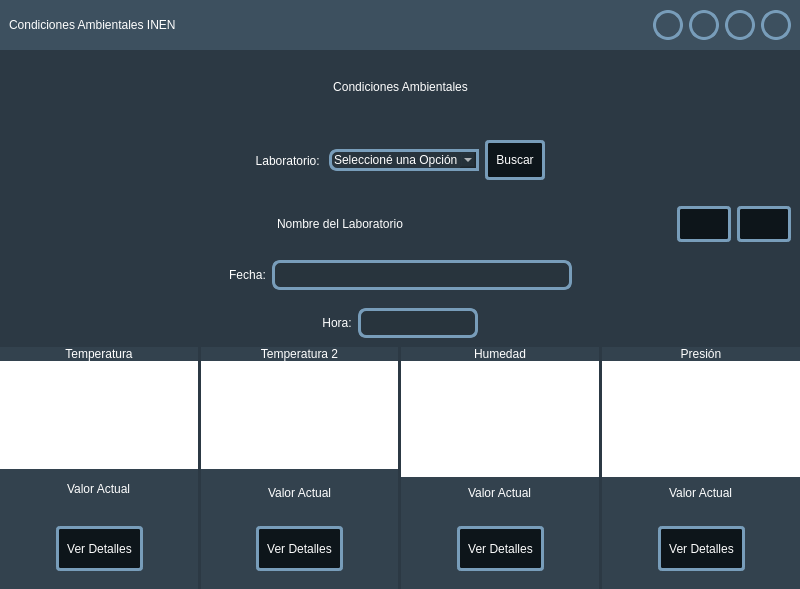
Old version of the form interfazinen2.ui in the repository dario-1/interfazINENg.
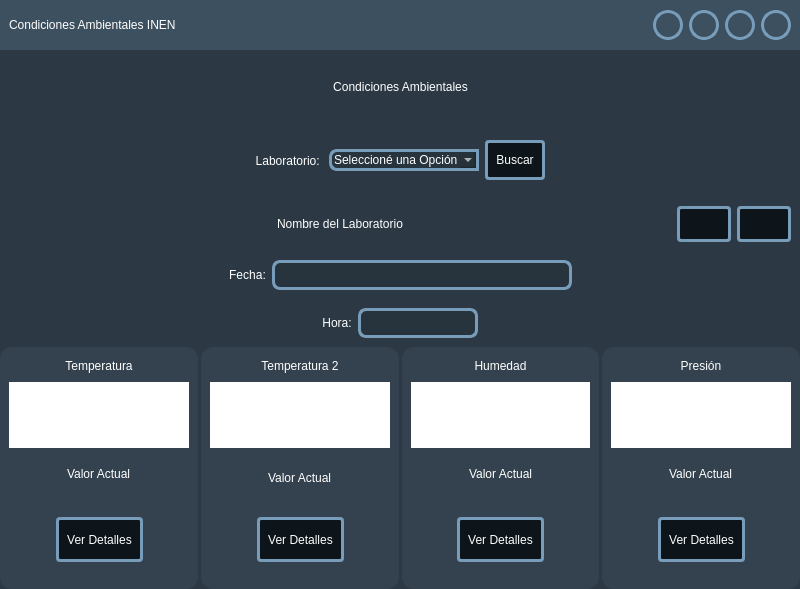
New version of the form. Icons and pictures are not drawn.

```diff
--- a/interfazinen2.ui
+++ b/interfazinen2.ui
@@ -60,7 +60,11 @@
 #gratemperatura1, #gratemperatura2, #grahumedad,#grapresion
 {
 
-background-color: rgba(61, 80, 95, 100)
+background-color: rgba(61, 80, 95, 100);
+border-top-left-radius:12px;
+border-bottom-left-radius:12px;
+border-top-right-radius:12px;
+border-bottom-right-radius:12px
 }
 #bt_minimizar,bt_maximizar,bt_cerrar{
 background-color: rgb(61, 80, 95);
@@ -910,22 +914,7 @@
                   <property name="frameShadow">
                    <enum>QFrame::Raised</enum>
                   </property>
-                  <layout class="QVBoxLayout" name="verticalLayout_10" stretch="1,8,1,1">
-                   <property name="spacing">
-                    <number>0</number>
-                   </property>
-                   <property name="leftMargin">
-                    <number>0</number>
-                   </property>
-                   <property name="topMargin">
-                    <number>0</number>
-                   </property>
-                   <property name="rightMargin">
-                    <number>0</number>
-                   </property>
-                   <property name="bottomMargin">
-                    <number>0</number>
-                   </property>
+                  <layout class="QVBoxLayout" name="verticalLayout_6">
                    <item>
                     <widget class="QLabel" name="label_9">
                      <property name="maximumSize">
@@ -956,14 +945,37 @@
                     </widget>
                    </item>
                    <item>
-                    <layout class="QVBoxLayout" name="t1vst">
-                     <property name="spacing">
-                      <number>0</number>
+                    <widget class="QFrame" name="frame_3">
+                     <property name="styleSheet">
+                      <string notr="true">background-color: rgb(255, 255, 255);</string>
                      </property>
-                     <item>
-                      <widget class="QGraphicsView" name="graphicsView"/>
-                     </item>
-                    </layout>
+                     <property name="frameShape">
+                      <enum>QFrame::StyledPanel</enum>
+                     </property>
+                     <property name="frameShadow">
+                      <enum>QFrame::Raised</enum>
+                     </property>
+                     <layout class="QVBoxLayout" name="verticalLayout_8">
+                      <property name="spacing">
+                       <number>0</number>
+                      </property>
+                      <property name="leftMargin">
+                       <number>0</number>
+                      </property>
+                      <property name="topMargin">
+                       <number>0</number>
+                      </property>
+                      <property name="rightMargin">
+                       <number>0</number>
+                      </property>
+                      <property name="bottomMargin">
+                       <number>0</number>
+                      </property>
+                      <item>
+                       <layout class="QVBoxLayout" name="tempe1"/>
+                      </item>
+                     </layout>
+                    </widget>
                    </item>
                    <item>
                     <widget class="QFrame" name="frame_10">
@@ -1131,22 +1143,7 @@
                   <property name="frameShadow">
                    <enum>QFrame::Raised</enum>
                   </property>
-                  <layout class="QVBoxLayout" name="verticalLayout_11" stretch="1,8,1,1">
-                   <property name="spacing">
-                    <number>0</number>
-                   </property>
-                   <property name="leftMargin">
-                    <number>0</number>
-                   </property>
-                   <property name="topMargin">
-                    <number>0</number>
-                   </property>
-                   <property name="rightMargin">
-                    <number>0</number>
-                   </property>
-                   <property name="bottomMargin">
-                    <number>0</number>
-                   </property>
+                  <layout class="QVBoxLayout" name="verticalLayout_9">
                    <item>
                     <widget class="QLabel" name="label_10">
                      <property name="maximumSize">
@@ -1177,14 +1174,37 @@
                     </widget>
                    </item>
                    <item>
-                    <layout class="QVBoxLayout" name="t2vst">
-                     <property name="spacing">
-                      <number>0</number>
+                    <widget class="QFrame" name="frame_18">
+                     <property name="styleSheet">
+                      <string notr="true">background-color: rgb(255, 255, 255);</string>
                      </property>
-                     <item>
-                      <widget class="QGraphicsView" name="graphicsView_2"/>
-                     </item>
-                    </layout>
+                     <property name="frameShape">
+                      <enum>QFrame::StyledPanel</enum>
+                     </property>
+                     <property name="frameShadow">
+                      <enum>QFrame::Raised</enum>
+                     </property>
+                     <layout class="QVBoxLayout" name="verticalLayout_11">
+                      <property name="spacing">
+                       <number>0</number>
+                      </property>
+                      <property name="leftMargin">
+                       <number>0</number>
+                      </property>
+                      <property name="topMargin">
+                       <number>0</number>
+                      </property>
+                      <property name="rightMargin">
+                       <number>0</number>
+                      </property>
+                      <property name="bottomMargin">
+                       <number>0</number>
+                      </property>
+                      <item>
+                       <layout class="QVBoxLayout" name="temp2"/>
+                      </item>
+                     </layout>
+                    </widget>
                    </item>
                    <item>
                     <widget class="QFrame" name="frame_12">
@@ -1352,22 +1372,7 @@
                   <property name="frameShadow">
                    <enum>QFrame::Raised</enum>
                   </property>
-                  <layout class="QVBoxLayout" name="verticalLayout_12" stretch="1,8,1,1">
-                   <property name="spacing">
-                    <number>0</number>
-                   </property>
-                   <property name="leftMargin">
-                    <number>0</number>
-                   </property>
-                   <property name="topMargin">
-                    <number>0</number>
-                   </property>
-                   <property name="rightMargin">
-                    <number>0</number>
-                   </property>
-                   <property name="bottomMargin">
-                    <number>0</number>
-                   </property>
+                  <layout class="QVBoxLayout" name="verticalLayout_12">
                    <item>
                     <widget class="QLabel" name="label_11">
                      <property name="maximumSize">
@@ -1398,14 +1403,37 @@
                     </widget>
                    </item>
                    <item>
-                    <layout class="QVBoxLayout" name="hvst">
-                     <property name="spacing">
-                      <number>0</number>
+                    <widget class="QFrame" name="frame_19">
+                     <property name="styleSheet">
+                      <string notr="true">background-color: rgb(255, 255, 255);</string>
                      </property>
-                     <item>
-                      <widget class="QGraphicsView" name="graphicsView_3"/>
-                     </item>
-                    </layout>
+                     <property name="frameShape">
+                      <enum>QFrame::StyledPanel</enum>
+                     </property>
+                     <property name="frameShadow">
+                      <enum>QFrame::Raised</enum>
+                     </property>
+                     <layout class="QVBoxLayout" name="verticalLayout_15">
+                      <property name="spacing">
+                       <number>0</number>
+                      </property>
+                      <property name="leftMargin">
+                       <number>0</number>
+                      </property>
+                      <property name="topMargin">
+                       <number>0</number>
+                      </property>
+                      <property name="rightMargin">
+                       <number>0</number>
+                      </property>
+                      <property name="bottomMargin">
+                       <number>0</number>
+                      </property>
+                      <item>
+                       <layout class="QVBoxLayout" name="humedad2"/>
+                      </item>
+                     </layout>
+                    </widget>
                    </item>
                    <item>
                     <widget class="QFrame" name="frame_14">
@@ -1567,22 +1595,7 @@
                   <property name="frameShadow">
                    <enum>QFrame::Raised</enum>
                   </property>
-                  <layout class="QVBoxLayout" name="verticalLayout_13" stretch="1,8,1,1">
-                   <property name="spacing">
-                    <number>0</number>
-                   </property>
-                   <property name="leftMargin">
-                    <number>0</number>
-                   </property>
-                   <property name="topMargin">
-                    <number>0</number>
-                   </property>
-                   <property name="rightMargin">
-                    <number>0</number>
-                   </property>
-                   <property name="bottomMargin">
-                    <number>0</number>
-                   </property>
+                  <layout class="QVBoxLayout" name="verticalLayout_13">
                    <item>
                     <widget class="QLabel" name="label_12">
                      <property name="maximumSize">
@@ -1613,14 +1626,34 @@
                     </widget>
                    </item>
                    <item>
-                    <layout class="QVBoxLayout" name="pvst">
-                     <property name="spacing">
-                      <number>0</number>
+                    <widget class="QFrame" name="frame_20">
+                     <property name="styleSheet">
+                      <string notr="true">background-color: rgb(255, 255, 255);</string>
                      </property>
-                     <item>
-                      <widget class="QGraphicsView" name="graphicsView_4"/>
-                     </item>
-                    </layout>
+                     <property name="frameShape">
+                      <enum>QFrame::StyledPanel</enum>
+                     </property>
+                     <property name="frameShadow">
+                      <enum>QFrame::Raised</enum>
+                     </property>
+                     <layout class="QVBoxLayout" name="verticalLayout_17">
+                      <property name="leftMargin">
+                       <number>0</number>
+                      </property>
+                      <property name="topMargin">
+                       <number>0</number>
+                      </property>
+                      <property name="rightMargin">
+                       <number>0</number>
+                      </property>
+                      <property name="bottomMargin">
+                       <number>0</number>
+                      </property>
+                      <item>
+                       <layout class="QVBoxLayout" name="presion2"/>
+                      </item>
+                     </layout>
+                    </widget>
                    </item>
                    <item>
                     <widget class="QFrame" name="frame_16">
```
Left out of the diff: 4 changed lines with no effect on the pictures.
